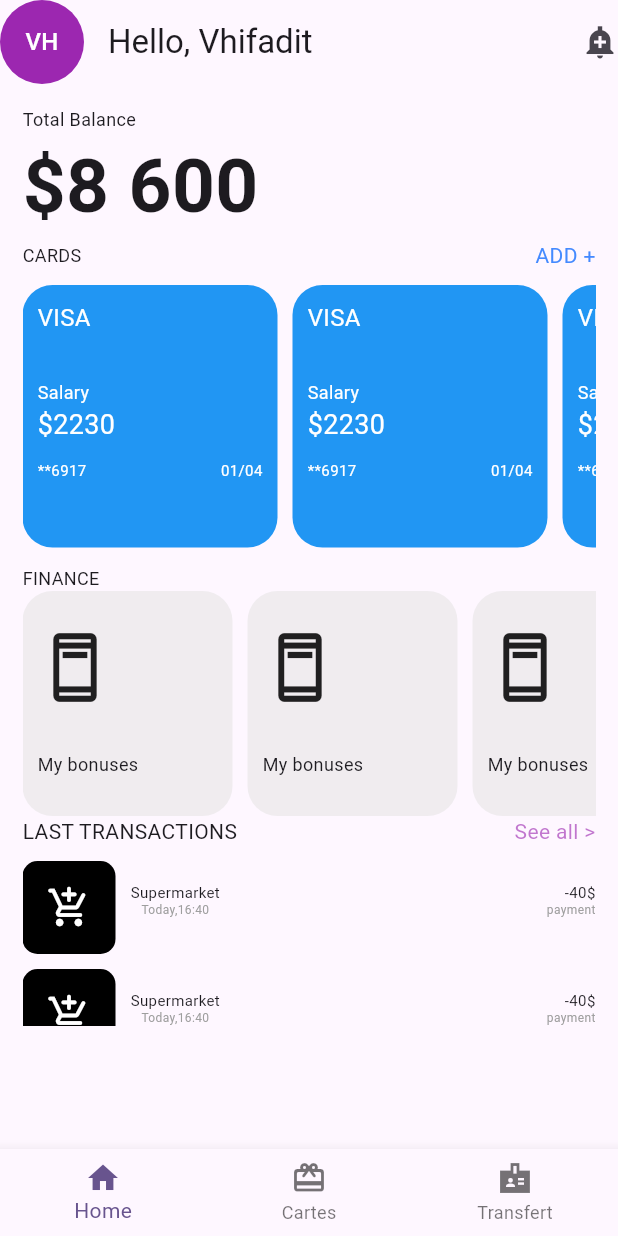
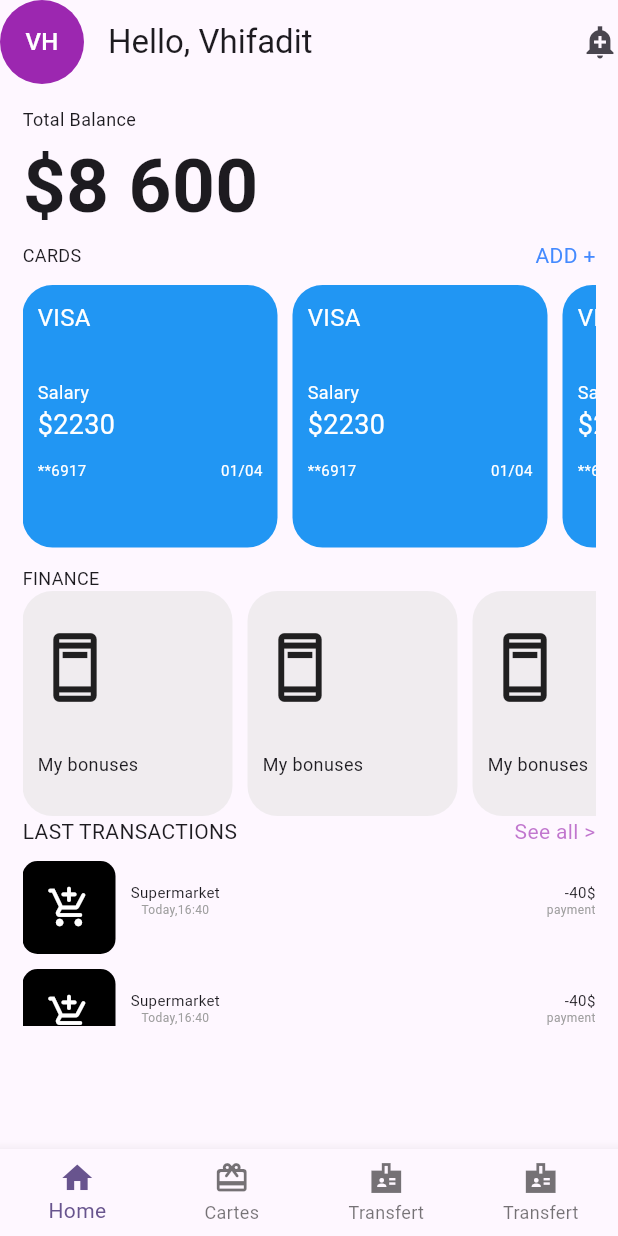
Before and after one commit to Vhifadit/flutter_motivation, a Flutter app: the screen it shows after launch, on a phone screen of 412 x 824 dp. Run offline on Flutter 3.47's test engine with Material 3 defaults, Android fonts, the phone set to English and light mode, and no system bars.

Commit message:
finalisation de la BottomNavigationBar

```diff
--- a/lib/main.dart
+++ b/lib/main.dart
@@ -231,11 +231,12 @@ class MonApp extends StatelessWidget {
         ),
       ),
       bottomNavigationBar: BottomNavigationBar(
+        type:BottomNavigationBarType.fixed ,
         items: [
           BottomNavigationBarItem(icon: Icon(Icons.home), label: "Home"),
           BottomNavigationBarItem(icon: Icon(Icons.card_giftcard_rounded),label: "Cartes"),
           BottomNavigationBarItem(icon: Icon(Icons.badge_sharp),label: "Transfert"),
-          //BottomNavigationBarItem(icon: Icon(Icons.badge_sharp),label: "Transfert")
+          BottomNavigationBarItem(icon: Icon(Icons.badge_sharp),label: "Transfert")
         ],
       ),
     );
```
